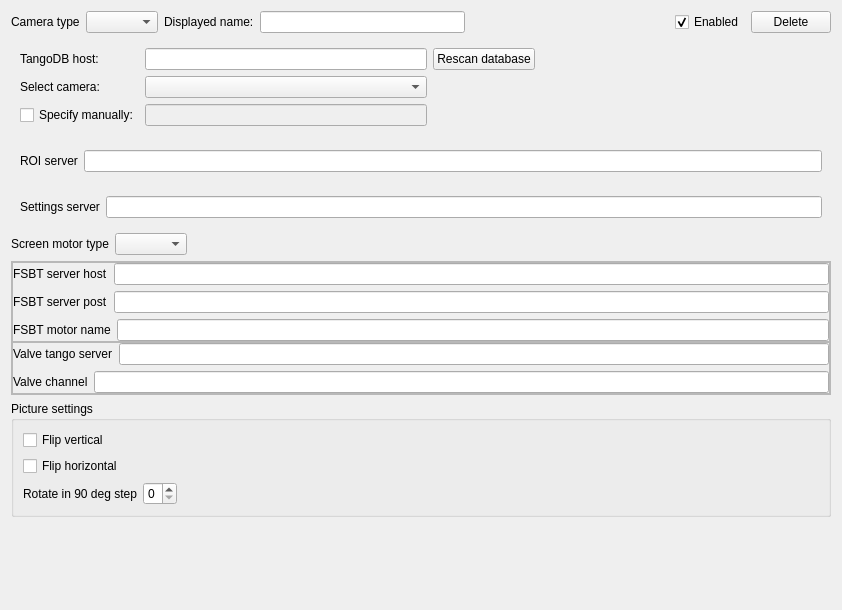
Qt form uis/CameraSettings.ui (yamedvedya/camera_viewer) before a commit.
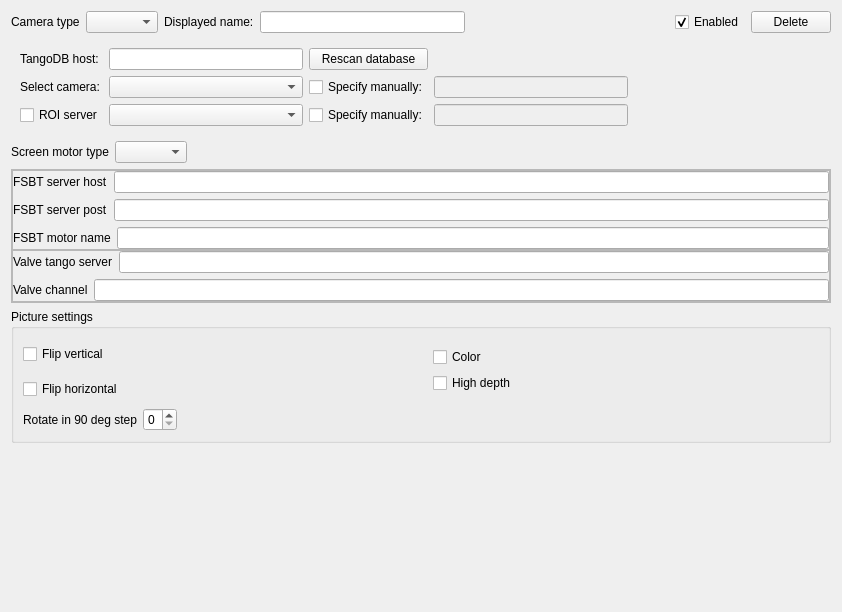
The same form after that commit.

Commit message: Vimba analysis added

```diff
--- a/uis/CameraSettings.ui
+++ b/uis/CameraSettings.ui
@@ -7,7 +7,7 @@
     <x>0</x>
     <y>0</y>
     <width>842</width>
-    <height>610</height>
+    <height>612</height>
    </rect>
   </property>
   <property name="windowTitle">
@@ -91,6 +91,13 @@
    <item>
     <widget class="QFrame" name="fr_tango">
      <layout class="QGridLayout" name="gridLayout">
+      <item row="1" column="3">
+       <widget class="QCheckBox" name="chk_manual_tango_device">
+        <property name="text">
+         <string>Specify manually:</string>
+        </property>
+       </widget>
+      </item>
       <item row="0" column="3">
        <widget class="QPushButton" name="cmd_rescan_database">
         <property name="text">
@@ -98,29 +105,6 @@
         </property>
        </widget>
       </item>
-      <item row="2" column="0">
-       <widget class="QCheckBox" name="chk_manual_tango_device">
-        <property name="text">
-         <string>Specify manually:</string>
-        </property>
-       </widget>
-      </item>
-      <item row="2" column="2">
-       <widget class="QLineEdit" name="le_tango_server">
-        <property name="enabled">
-         <bool>false</bool>
-        </property>
-        <property name="toolTip">
-         <string>Camera tango device, e.g. pXX/lmscreen/LM_XX</string>
-        </property>
-        <property name="statusTip">
-         <string/>
-        </property>
-        <property name="whatsThis">
-         <string/>
-        </property>
-       </widget>
-      </item>
       <item row="1" column="2">
        <widget class="QComboBox" name="cmb_tango_device"/>
       </item>
@@ -145,20 +129,49 @@
         </property>
        </widget>
       </item>
-      <item row="0" column="4">
-       <spacer name="horizontalSpacer_5">
-        <property name="orientation">
-         <enum>Qt::Horizontal</enum>
+      <item row="1" column="4">
+       <widget class="QLineEdit" name="le_tango_server">
+        <property name="enabled">
+         <bool>false</bool>
         </property>
-        <property name="sizeHint" stdset="0">
-         <size>
-          <width>40</width>
-          <height>20</height>
-         </size>
+        <property name="toolTip">
+         <string>Camera tango device, e.g. pXX/lmscreen/LM_XX</string>
         </property>
-       </spacer>
+        <property name="statusTip">
+         <string/>
+        </property>
+        <property name="whatsThis">
+         <string/>
+        </property>
+       </widget>
       </item>
-      <item row="2" column="3" colspan="2">
+      <item row="2" column="2">
+       <widget class="QComboBox" name="cmb_roi_device"/>
+      </item>
+      <item row="2" column="4">
+       <widget class="QLineEdit" name="le_roi_server">
+        <property name="enabled">
+         <bool>false</bool>
+        </property>
+        <property name="toolTip">
+         <string>Camera tango device, e.g. pXX/lmscreen/LM_XX</string>
+        </property>
+        <property name="statusTip">
+         <string/>
+        </property>
+        <property name="whatsThis">
+         <string/>
+        </property>
+       </widget>
+      </item>
+      <item row="2" column="3">
+       <widget class="QCheckBox" name="chk_manual_roi_device">
+        <property name="text">
+         <string>Specify manually:</string>
+        </property>
+       </widget>
+      </item>
+      <item row="1" column="5">
        <spacer name="horizontalSpacer_4">
         <property name="orientation">
          <enum>Qt::Horizontal</enum>
@@ -171,38 +184,13 @@
         </property>
        </spacer>
       </item>
-     </layout>
-    </widget>
-   </item>
-   <item>
-    <widget class="QFrame" name="fr_roi">
-     <layout class="QHBoxLayout" name="horizontalLayout_5">
-      <item>
-       <widget class="QLabel" name="label_3">
+      <item row="2" column="0">
+       <widget class="QCheckBox" name="chk_roi_server">
         <property name="text">
          <string>ROI server</string>
         </property>
        </widget>
       </item>
-      <item>
-       <widget class="QLineEdit" name="le_roi_server"/>
-      </item>
-     </layout>
-    </widget>
-   </item>
-   <item>
-    <widget class="QFrame" name="fr_settings">
-     <layout class="QHBoxLayout" name="horizontalLayout_6">
-      <item>
-       <widget class="QLabel" name="label_4">
-        <property name="text">
-         <string>Settings server</string>
-        </property>
-       </widget>
-      </item>
-      <item>
-       <widget class="QLineEdit" name="le_settings_server"/>
-      </item>
      </layout>
     </widget>
    </item>
@@ -387,22 +375,48 @@
      <property name="title">
       <string>Picture settings</string>
      </property>
-     <layout class="QVBoxLayout" name="verticalLayout">
-      <item>
+     <layout class="QGridLayout" name="gridLayout_2">
+      <item row="0" column="0">
        <widget class="QCheckBox" name="chk_flip_v">
         <property name="text">
          <string>Flip vertical</string>
         </property>
        </widget>
       </item>
-      <item>
+      <item row="0" column="1" rowspan="2">
+       <widget class="QFrame" name="fr_vimba_picture_setings">
+        <property name="frameShape">
+         <enum>QFrame::NoFrame</enum>
+        </property>
+        <property name="frameShadow">
+         <enum>QFrame::Raised</enum>
+        </property>
+        <layout class="QVBoxLayout" name="verticalLayout_6">
+         <item>
+          <widget class="QCheckBox" name="chk_color">
+           <property name="text">
+            <string>Color</string>
+           </property>
+          </widget>
+         </item>
+         <item>
+          <widget class="QCheckBox" name="chk_high_depth">
+           <property name="text">
+            <string>High depth</string>
+           </property>
+          </widget>
+         </item>
+        </layout>
+       </widget>
+      </item>
+      <item row="1" column="0">
        <widget class="QCheckBox" name="chk_flip_h">
         <property name="text">
          <string>Flip horizontal</string>
         </property>
        </widget>
       </item>
-      <item>
+      <item row="2" column="0" colspan="2">
        <layout class="QHBoxLayout" name="horizontalLayout_3">
         <item>
          <widget class="QLabel" name="label_6">
```
The commit also changes 8 other files.
